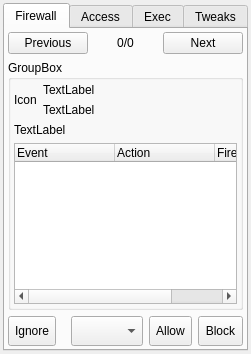
This is MajorPrivacy/Forms/PopUpWindow.ui in xanasoft/MajorPrivacy as Qt 5 draws it before an edit. The edited form follows.
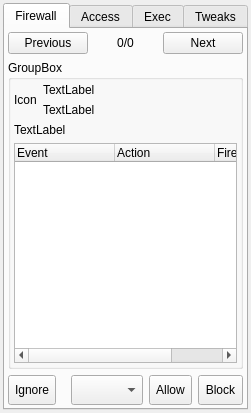
This is the edited form. The open tabs and pages were chosen to show the change.

The edit to the form file:
```diff
--- a/MajorPrivacy/Forms/PopUpWindow.ui
+++ b/MajorPrivacy/Forms/PopUpWindow.ui
@@ -7,7 +7,7 @@
     <x>0</x>
     <y>0</y>
     <width>251</width>
-    <height>354</height>
+    <height>413</height>
    </rect>
   </property>
   <property name="sizePolicy">
@@ -140,6 +140,12 @@
             </item>
             <item row="3" column="0" colspan="3">
              <widget class="QStackedWidget" name="stkFw1">
+              <property name="sizePolicy">
+               <sizepolicy hsizetype="Preferred" vsizetype="Expanding">
+                <horstretch>0</horstretch>
+                <verstretch>0</verstretch>
+               </sizepolicy>
+              </property>
               <property name="currentIndex">
                <number>0</number>
               </property>
@@ -189,6 +195,12 @@
                </layout>
               </widget>
               <widget class="QWidget" name="page_2">
+               <property name="sizePolicy">
+                <sizepolicy hsizetype="Preferred" vsizetype="Expanding">
+                 <horstretch>0</horstretch>
+                 <verstretch>0</verstretch>
+                </sizepolicy>
+               </property>
                <layout class="QGridLayout" name="gridLayout_7">
                 <property name="leftMargin">
                  <number>0</number>
@@ -272,10 +284,28 @@
          </item>
          <item row="2" column="0" colspan="3">
           <widget class="QStackedWidget" name="stkFw2">
+           <property name="sizePolicy">
+            <sizepolicy hsizetype="Preferred" vsizetype="Maximum">
+             <horstretch>0</horstretch>
+             <verstretch>0</verstretch>
+            </sizepolicy>
+           </property>
+           <property name="maximumSize">
+            <size>
+             <width>16777215</width>
+             <height>16777215</height>
+            </size>
+           </property>
            <property name="currentIndex">
             <number>0</number>
            </property>
            <widget class="QWidget" name="page_3">
+            <property name="sizePolicy">
+             <sizepolicy hsizetype="Preferred" vsizetype="Minimum">
+              <horstretch>0</horstretch>
+              <verstretch>0</verstretch>
+             </sizepolicy>
+            </property>
             <layout class="QHBoxLayout" name="horizontalLayout_4">
              <property name="leftMargin">
               <number>0</number>
```
Left out of the diff: 15 changed lines with no effect on the pictures.
